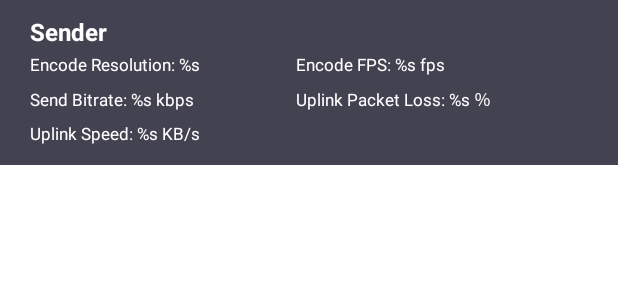
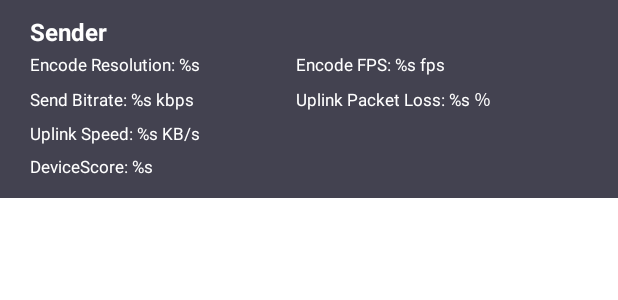
Before and after one commit to alienzh/Agora-Test-Usecase, an Android app: the layout fragment_dashboard.xml on its own in the app's theme, with its tools: preview values and no code run, on a phone screen of 412 x 824 dp. Shown: the top 300 px of the screen. Run offline under Robolectric (Android 15) with nearby library versions, the phone set to English and light mode, and no system bars.

Commit message:
【Feat】add device score

```diff
--- a/FT-1026/agora-chanel-media-relay-new/app/src/main/java/io/agora/mediarelay/widget/DashboardFragment.kt
+++ b/FT-1026/agora-chanel-media-relay-new/app/src/main/java/io/agora/mediarelay/widget/DashboardFragment.kt
@@ -9,6 +9,7 @@ import io.agora.mediarelay.baseui.BaseUiFragment
 import io.agora.mediarelay.databinding.FragmentDashboardBinding
 import io.agora.mediarelay.rtc.AgoraRtcEngineInstance
 import io.agora.mediarelay.rtc.IVideoInfoListener
+import io.agora.mediarelay.tools.ToastTool
 import io.agora.rtc2.Constants
 import io.agora.rtc2.IRtcEngineEventHandler
 
@@ -23,6 +24,10 @@ class DashboardFragment : BaseUiFragment<FragmentDashboardBinding>(), IVideoInfo
     private var upInfo: IRtcEngineEventHandler.UplinkNetworkInfo? = null
 
     private var downInfo: IRtcEngineEventHandler.DownlinkNetworkInfo? = null
+
+    private val score by lazy {
+        AgoraRtcEngineInstance.rtcEngine.queryDeviceScore()
+    }
 
     override fun getViewBinding(inflater: LayoutInflater, container: ViewGroup?): FragmentDashboardBinding {
         return FragmentDashboardBinding.inflate(inflater)
@@ -45,6 +50,7 @@ class DashboardFragment : BaseUiFragment<FragmentDashboardBinding>(), IVideoInfo
 
     private fun updateView() {
         if (!mIsOn) return
+        binding.tvDeviceScore.text = getString(R.string.dashboard_device_score, score.toString())
         localStats?.let { stats ->
             binding.tvStatisticUpBitrate.text = getString(R.string.dashboard_up_bitrate, stats.sentBitrate.toString())
             binding.tvStatisticEncodeFPS.text = getString(R.string.dashboard_encode_fps, stats.encoderOutputFrameRate.toString())
--- a/FT-1026/agora-chanel-media-relay-new/app/src/main/res/layout/fragment_dashboard.xml
+++ b/FT-1026/agora-chanel-media-relay-new/app/src/main/res/layout/fragment_dashboard.xml
@@ -66,5 +66,14 @@
                 tools:text="@string/dashboard_up_net_speech" />
         </TableRow>
 
+        <TableRow android:paddingVertical="3dp">
+            <TextView
+                android:id="@+id/tvDeviceScore"
+                android:layout_weight="1"
+                android:textColor="@color/white"
+                android:textSize="11sp"
+                tools:text="@string/dashboard_device_score" />
+        </TableRow>
+
     </TableLayout>
 </androidx.constraintlayout.widget.ConstraintLayout>
--- a/FT-1026/agora-chanel-media-relay-new/app/src/main/res/values/strings.xml
+++ b/FT-1026/agora-chanel-media-relay-new/app/src/main/res/values/strings.xml
@@ -62,4 +62,5 @@
     <string name="dashboard_low_stream">Low-quality Video Stream: %s</string>
     <string name="dashboard_svc">SVC: %s</string>
     <string name="dashboard_h265">H265: %s</string>
+    <string name="dashboard_device_score">DeviceScore: %s</string>
 </resources>
```
